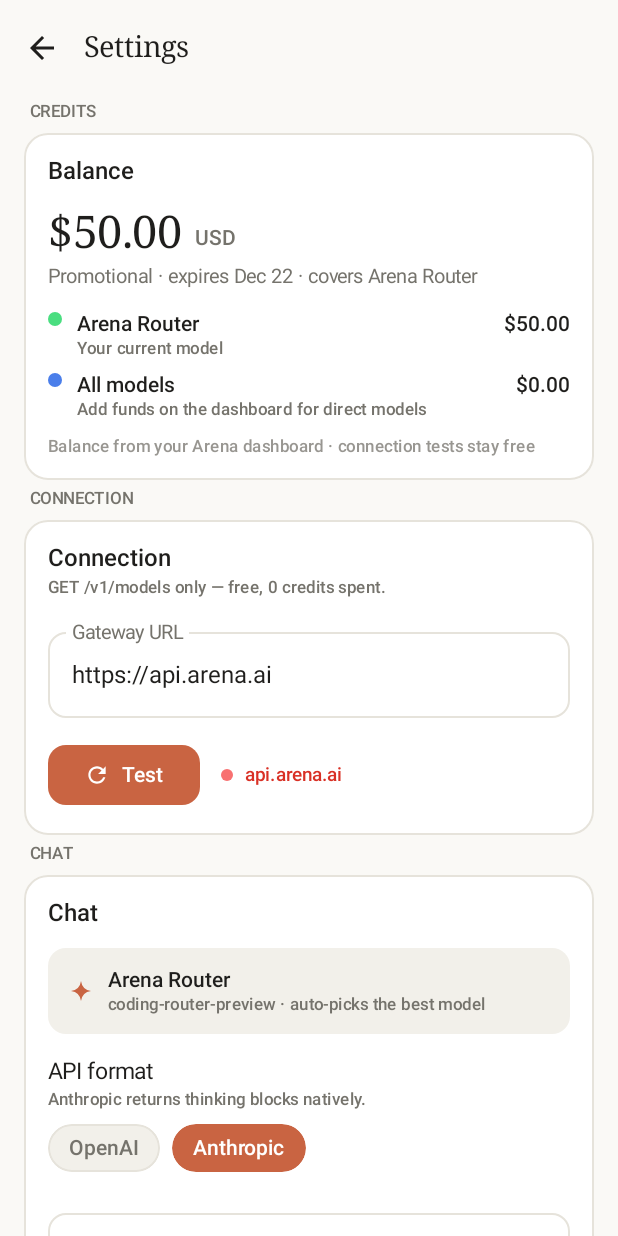
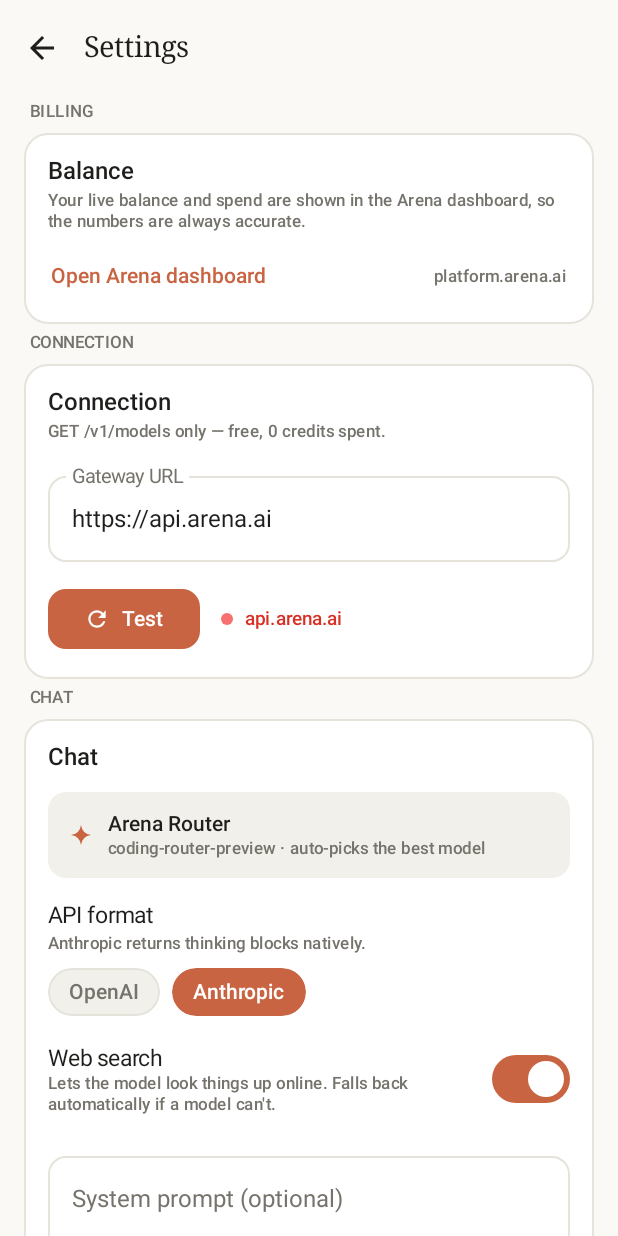
Before and after one commit to masterace572-prog/Arena-ai-android-client, an Android app built with Jetpack Compose: the composable SettingsScreen shown on its own in the app's theme, on a phone screen of 412 x 824 dp. Run offline under Robolectric (Android 15) with nearby library versions, the phone set to English and light mode, and no system bars; pictures from the network do not load.

Commit message:
feat(v2.1.0): live dashboard billing link, date awareness, web search, scroll FAB
- Settings: fake balance removed (no public balance API) — billing card
  links to the live Arena dashboard instead
- System prompt now always includes today's date, so date/time questions work
- Web search toggle (default on): Anthropic server tool + OpenAI web_search;
  HTTP 400 auto-retry strips tools so unsupported models degrade gracefully
- Chat: floating jump-to-latest button when scrolled up
- Version 2.1.0 (versionCode 5)

Co-authored-by: arena-agent <297053741+arena-agent@users.noreply.github.com>

```diff
--- a/app/build.gradle
+++ b/app/build.gradle
@@ -12,8 +12,8 @@ android {
         applicationId "ai.arena.client"
         minSdk 26
         targetSdk 35
-        versionCode 4
-        versionName "2.0.0"
+        versionCode 5
+        versionName "2.1.0"
     }
 
     buildTypes {
--- a/app/src/main/java/ai/arena/client/data/Settings.kt
+++ b/app/src/main/java/ai/arena/client/data/Settings.kt
@@ -37,6 +37,7 @@ data class AppSettings(
     val thinkingLevel: ThinkingLevel = ThinkingLevel.MEDIUM,
     val systemPrompt: String = "",
     val temperature: Float = -1f, // -1 = provider default
+    val webSearch: Boolean = true,
 ) {
     companion object {
         const val DEFAULT_GATEWAY = "https://api.arena.ai"
@@ -62,6 +63,7 @@ class SettingsStore(private val context: Context) {
         val SYSTEM_PROMPT = stringPreferencesKey("system_prompt")
         val TEMPERATURE = floatPreferencesKey("temperature")
         val MIGRATED_V2 = booleanPreferencesKey("migrated_v2")
+        val WEB_SEARCH = booleanPreferencesKey("web_search")
     }
 
     /** One-time v2 defaults: thinking shown, medium level, Anthropic format, built-in key. */
@@ -90,6 +92,7 @@ class SettingsStore(private val context: Context) {
                 ?: ThinkingLevel.OFF,
             systemPrompt = p[Keys.SYSTEM_PROMPT] ?: "",
             temperature = p[Keys.TEMPERATURE] ?: -1f,
+            webSearch = p[Keys.WEB_SEARCH] ?: true,
         )
     }
 
@@ -116,6 +119,7 @@ class SettingsStore(private val context: Context) {
             p[Keys.THINKING_LEVEL] = next.thinkingLevel.name
             p[Keys.SYSTEM_PROMPT] = next.systemPrompt
             p[Keys.TEMPERATURE] = next.temperature
+            p[Keys.WEB_SEARCH] = next.webSearch
         }
     }
 }
--- a/app/src/main/java/ai/arena/client/ui/SettingsScreen.kt
+++ b/app/src/main/java/ai/arena/client/ui/SettingsScreen.kt
@@ -43,6 +43,8 @@ import androidx.compose.material3.OutlinedTextFieldDefaults
 import androidx.compose.material3.Scaffold
 import androidx.compose.material3.Slider
 import androidx.compose.material3.Surface
+import androidx.compose.material3.Switch
+import androidx.compose.material3.SwitchDefaults
 import androidx.compose.material3.Text
 import androidx.compose.material3.TextButton
 import androidx.compose.material3.TopAppBar
@@ -105,7 +107,7 @@ fun SettingsScreen(vm: ChatViewModel) {
             verticalArrangement = Arrangement.spacedBy(6.dp),
         ) {
             item {
-                SectionBlock("Credits") { CreditsCard() }
+                SectionBlock("Billing") { BillingCard() }
             }
             item {
                 SectionBlock("Connection") { ConnectionCard(vm, ui.conn) }
@@ -116,9 +118,11 @@ fun SettingsScreen(vm: ChatViewModel) {
                         format = settings.format,
                         systemPrompt = settings.systemPrompt,
                         temperature = settings.temperature,
+                        webSearch = settings.webSearch,
                         onFormat = { f -> vm.updateSettings { it.copy(format = f) } },
                         onSystem = { s -> vm.updateSettings { it.copy(systemPrompt = s) } },
                         onTemperature = { t -> vm.updateSettings { it.copy(temperature = t) } },
+                        onWebSearch = { w -> vm.updateSettings { it.copy(webSearch = w) } },
                     )
                 }
             }
@@ -155,82 +159,35 @@ private fun SectionBlock(title: String, content: @Composable () -> Unit) {
 // ---------------------------------------------------------------------------
 
 @Composable
-private fun CreditsCard() {
-    SectionCard(title = "Balance") {
-        Row(verticalAlignment = Alignment.Bottom) {
-            Text(
-                text = "$50.00",
-                style = MaterialTheme.typography.displaySmall,
-                color = MaterialTheme.colorScheme.onSurface,
-            )
-            Spacer(Modifier.size(8.dp))
-            Text(
-                text = "USD",
-                style = MaterialTheme.typography.labelLarge,
-                color = MaterialTheme.colorScheme.onSurfaceVariant,
-                modifier = Modifier.padding(bottom = 6.dp),
-            )
-        }
-        Spacer(Modifier.size(4.dp))
-        Text(
-            text = "Promotional · expires Dec 22 · covers Arena Router",
-            style = MaterialTheme.typography.bodySmall,
-            color = MaterialTheme.colorScheme.onSurfaceVariant,
-        )
+private fun BillingCard() {
+    val context = LocalContext.current
 
-        Spacer(Modifier.size(16.dp))
-
-        BalanceRow(
-            color = Color(0xFF4ADE80),
-            name = "Arena Router",
-            amount = "$50.00",
-            sub = "Your current model",
-        )
-        Spacer(Modifier.size(10.dp))
-        BalanceRow(
-            color = Color(0xFF4A7EEA),
-            name = "All models",
-            amount = "$0.00",
-            sub = "Add funds on the dashboard for direct models",
-        )
-
-        Spacer(Modifier.size(12.dp))
-        Text(
-            text = "Balance from your Arena dashboard · connection tests stay free",
-            style = MaterialTheme.typography.labelSmall,
-            color = MaterialTheme.colorScheme.onSurfaceVariant.copy(alpha = 0.75f),
+    SectionCard(
+        title = "Balance",
+        caption = "Your live balance and spend are shown in the Arena dashboard, so the numbers are always accurate.",
+    ) {
+        Row(
+            modifier = Modifier
+                .fillMaxWidth()
+                .clip(RoundedCornerShape(12.dp))
+                .clickable {
+                    runCatching {
+                        context.startActivity(
+                            Intent(Intent.ACTION_VIEW, Uri.parse("https://platform.arena.ai/dashboard")),
                         )
                     }
                 }
-
-@Composable
-private fun BalanceRow(color: Color, name: String, amount: String, sub: String) {
-    Row(verticalAlignment = Alignment.Top) {
-        Box(
-            modifier = Modifier
-                .size(9.dp)
-                .clip(CircleShape)
-                .background(color)
-                .padding(top = 0.dp),
-        )
-        Spacer(Modifier.size(10.dp))
-        Column(modifier = Modifier.weight(1f)) {
-            Row(verticalAlignment = Alignment.CenterVertically) {
+                .padding(vertical = 8.dp, horizontal = 2.dp),
+            verticalAlignment = Alignment.CenterVertically,
+        ) {
             Text(
-                    text = name,
+                text = "Open Arena dashboard",
                 style = MaterialTheme.typography.titleSmall,
-                    color = MaterialTheme.colorScheme.onSurface,
+                color = MaterialTheme.colorScheme.primary,
                 modifier = Modifier.weight(1f),
             )
             Text(
-                    text = amount,
-                    style = MaterialTheme.typography.titleSmall,
-                    color = MaterialTheme.colorScheme.onSurface,
-                )
-            }
-            Spacer(Modifier.size(2.dp))
-            Text(
-                text = sub,
+                text = "platform.arena.ai",
                 style = MaterialTheme.typography.labelSmall,
                 color = MaterialTheme.colorScheme.onSurfaceVariant,
             )
@@ -332,9 +289,11 @@ private fun ChatSettingsCard(
     format: ApiFormat,
     systemPrompt: String,
     temperature: Float,
+    webSearch: Boolean,
     onFormat: (ApiFormat) -> Unit,
     onSystem: (String) -> Unit,
     onTemperature: (Float) -> Unit,
+    onWebSearch: (Boolean) -> Unit,
 ) {
     var promptDraft by remember(systemPrompt) { mutableStateOf(systemPrompt) }
     val sliderValue = if (temperature < 0f) 0.7f else temperature
@@ -397,6 +356,33 @@ private fun ChatSettingsCard(
                 text = "Anthropic",
                 selected = format == ApiFormat.ANTHROPIC,
                 onClick = { onFormat(ApiFormat.ANTHROPIC) },
+            )
+        }
+
+        Spacer(Modifier.size(18.dp))
+
+        Row(verticalAlignment = Alignment.CenterVertically) {
+            Column(modifier = Modifier.weight(1f)) {
+                Text(
+                    text = "Web search",
+                    style = MaterialTheme.typography.bodyMedium,
+                    color = MaterialTheme.colorScheme.onSurface,
+                )
+                Spacer(Modifier.size(2.dp))
+                Text(
+                    text = "Lets the model look things up online. Falls back automatically if a model can't.",
+                    style = MaterialTheme.typography.labelSmall,
+                    color = MaterialTheme.colorScheme.onSurfaceVariant,
+                )
+            }
+            Spacer(Modifier.size(12.dp))
+            Switch(
+                checked = webSearch,
+                onCheckedChange = onWebSearch,
+                colors = SwitchDefaults.colors(
+                    checkedTrackColor = MaterialTheme.colorScheme.primary,
+                    checkedThumbColor = MaterialTheme.colorScheme.onPrimary,
+                ),
             )
         }
 
```
Also changed, not shown: app/src/main/java/ai/arena/client/ChatViewModel.kt (+26 -6 lines), app/src/main/java/ai/arena/client/net/ArenaClient.kt (+19 -0 lines), app/src/main/java/ai/arena/client/ui/ChatScreen.kt (+32 -0 lines), 1 other file. Lines whose indentation alone changed are shown as unchanged.
